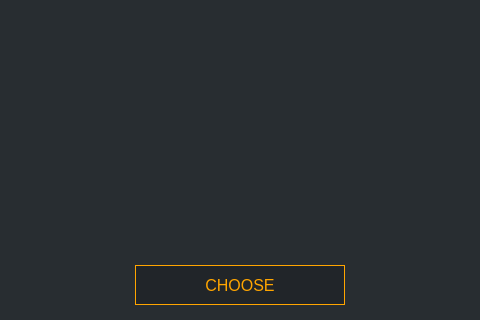
Before: the Qt Designer form src/gui/ui/addressbookdialog.ui in ConcealNetwork/conceal-desktop, drawn with Qt 5; both pictures show x 134 to 614 and y 205 to 525 of the 747 by 525 pixel window.
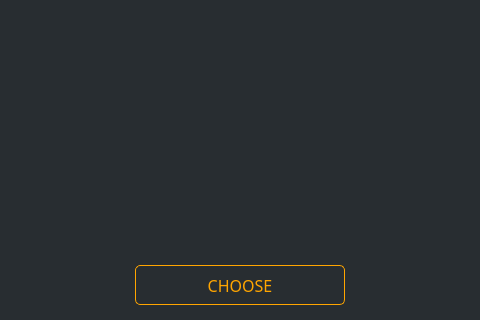
After: the same form once the commit is applied.

Commit message: Finished hover effects

Diff of the .ui file:
```diff
--- a/src/gui/ui/addressbookdialog.ui
+++ b/src/gui/ui/addressbookdialog.ui
@@ -72,13 +72,27 @@
        </property>
        <property name="font">
         <font>
+         <family>Poppins</family>
          <pointsize>-1</pointsize>
         </font>
        </property>
        <property name="styleSheet">
-        <string notr="true">QPushButton#m_okButton {color: orange; background-color: #212529; border: 1px solid orange; font-size: 16px;}
+        <string notr="true">QPushButton#m_okButton
+{
+    color: orange; ;
+    border: 1px solid orange;
+    font-size: 16px;
+    border-radius: 5px; font-family: 'Poppins';
+}
 
-QPushButton#m_okButton:hover {color: orange; background-color: #212529; border: 2px solid orange; font-size: 16px;}</string>
+QPushButton#m_okButton:hover
+{
+    color:#FFD700; ;
+    border: 1px solid orange;
+    font-size: 16px;
+    border-radius: 5px;
+    font-family: 'Poppins';
+}</string>
        </property>
        <property name="text">
         <string>CHOOSE</string>
```
The commit also changes 16 other files.
